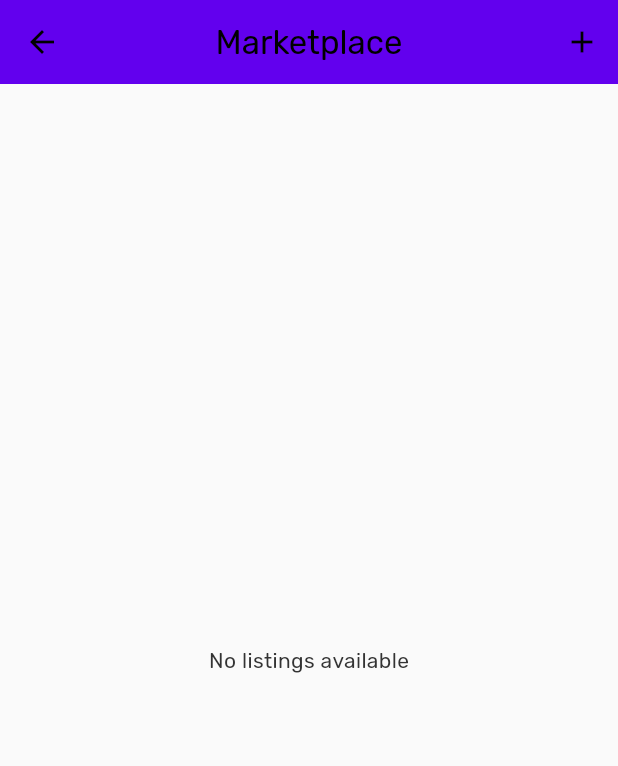
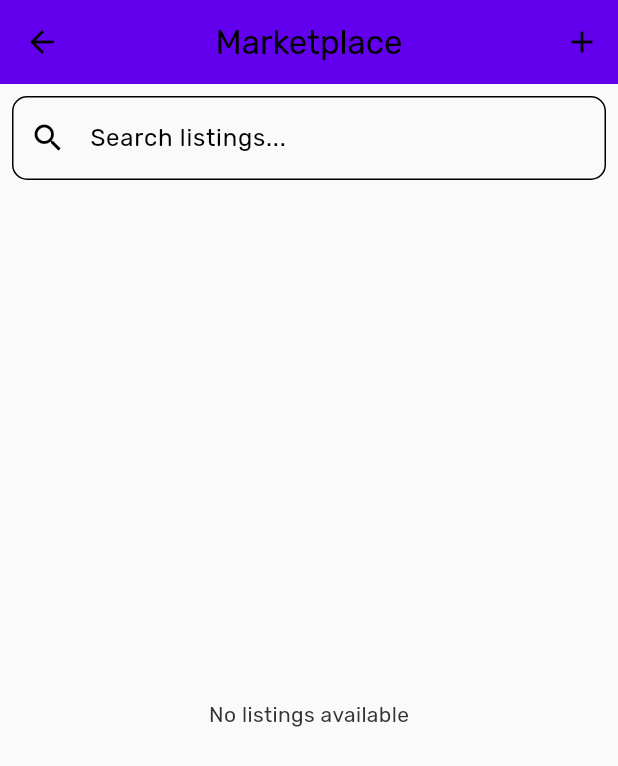
Before and after one commit to Charlla/townerv2, a Flutter app: the screen it shows once a user with an empty profile is signed in, after a tap on the "send" icon, after a tap on "Marketplace", on a phone screen of 412 x 824 dp. Shown: the top 766 px of the screen. Run offline on Flutter 3.47's test engine with Material 3 defaults, Android fonts, the light colour scheme and no system bars; our stand-ins replace cloud_firestore, firebase_auth, firebase_core, firebase_storage, flutter_tts, google_fonts and 2 more; accounts and stored records are empty; network calls fail.

Commit message:
working marketplace search

```diff
--- a/lib/screens/marketplace/marketplace_screen.dart
+++ b/lib/screens/marketplace/marketplace_screen.dart
@@ -2,6 +2,7 @@ import 'package:flutter/material.dart';
 import 'package:provider/provider.dart';
 import 'package:towner/providers/marketplace_provider.dart';
 import 'package:towner/models/listing_model.dart';
+import 'package:towner/services/ai_service.dart';
 
 class MarketplaceScreen extends StatefulWidget {
   @override
@@ -9,6 +10,9 @@ class MarketplaceScreen extends StatefulWidget {
 }
 
 class _MarketplaceScreenState extends State<MarketplaceScreen> {
+  final TextEditingController _searchController = TextEditingController();
+  final AIService _aiService = AIService();
+
   @override
   void initState() {
     super.initState();
@@ -27,15 +31,45 @@ class _MarketplaceScreenState extends State<MarketplaceScreen> {
           ),
         ],
       ),
-      body: Consumer<MarketplaceProvider>(
+      body: Column(
+        children: [
+          Padding(
+            padding: const EdgeInsets.all(8.0),
+            child: TextField(
+              controller: _searchController,
+              decoration: InputDecoration(
+                hintText: 'Search listings...',
+                prefixIcon: Icon(Icons.search),
+                border: OutlineInputBorder(
+                  borderRadius: BorderRadius.circular(10),
+                ),
+              ),
+              onChanged: (value) async {
+                final marketplaceProvider = context.read<MarketplaceProvider>();
+                if (value.isEmpty) {
+                  marketplaceProvider.setRankedListings([]);
+                } else {
+                  final rankedListings = await _aiService.rankListings(
+                    value,
+                    marketplaceProvider.listings,
+                  );
+                  marketplaceProvider.setRankedListings(rankedListings);
+                }
+              },
+            ),
+          ),
+          Expanded(
+            child: Consumer<MarketplaceProvider>(
               builder: (context, marketplaceProvider, child) {
-          if (marketplaceProvider.listings.isEmpty) {
+                final listings = marketplaceProvider.filteredListings;
+
+                if (listings.isEmpty) {
                   return Center(child: Text('No listings available'));
                 }
                 return ListView.builder(
-            itemCount: marketplaceProvider.listings.length,
+                  itemCount: listings.length,
                   itemBuilder: (context, index) {
-              final listing = marketplaceProvider.listings[index];
+                    final listing = listings[index];
                     return ListTile(
                       title: Text(listing.title),
                       subtitle: Text('${listing.description}\nPrice: \$${listing.price.toStringAsFixed(2)}'),
@@ -45,6 +79,9 @@ class _MarketplaceScreenState extends State<MarketplaceScreen> {
                   },
                 );
               },
+            ),
+          ),
+        ],
       ),
     );
   }
--- a/lib/services/ai_service.dart
+++ b/lib/services/ai_service.dart
@@ -1,5 +1,6 @@
 import 'package:google_generative_ai/google_generative_ai.dart';
 import 'dart:convert';
+import 'package:towner/models/listing_model.dart';
 
 class AIService {
   late GenerativeModel _model;
@@ -7,6 +8,17 @@ class AIService {
   AIService() {
     final apiKey = 'AIzaSyADvS5vgFziFBdNAFxAmU5xhuXG_PJNF8c'; // Replace with your actual API key
     _model = GenerativeModel(model: 'gemini-pro', apiKey: apiKey);
+  }
+
+  Future<String> generateResponse(String prompt) async {
+    try {
+      final content = [Content.text(prompt)];
+      final response = await _model.generateContent(content);
+      return response.text ?? 'No response generated.';
+    } catch (e) {
+      print('Error generating response: $e');
+      return 'An error occurred while generating a response.';
+    }
   }
 
   Future<Map<String, String>> enhanceListingDescription(String initialDescription) async {
@@ -31,7 +43,6 @@ class AIService {
       final response = await _model.generateContent(content);
       final jsonResponse = response.text;
 
-      // Parse the JSON response
       try {
         Map<String, dynamic> parsedResponse = json.decode(jsonResponse!);
         return {
@@ -56,4 +67,43 @@ class AIService {
       };
     }
   }
+
+  Future<List<ListingModel>> rankListings(String query, List<ListingModel> listings) async {
+    try {
+      final listingsJson = listings.map((l) => {
+        'id': l.id,
+        'title': l.title,
+        'description': l.description,
+        'price': l.price,
+      }).toList();
+
+      final prompt = '''
+        Given the following user query and list of products, rank the products based on their relevance to the query.
+        Return a JSON array of product IDs in order of relevance.
+
+        User query: $query
+
+        Products:
+        ${json.encode(listingsJson)}
+
+        Ranked product IDs:
+      ''';
+
+      final content = [Content.text(prompt)];
+      final response = await _model.generateContent(content);
+      final rankedIds = json.decode(response.text!) as List<dynamic>;
+
+      // Sort the listings based on the AI-generated ranking
+      final rankedListings = listings.where((l) => rankedIds.contains(l.id)).toList()
+        ..sort((a, b) => rankedIds.indexOf(a.id!).compareTo(rankedIds.indexOf(b.id!)));
+
+      // Add any listings that weren't ranked by the AI to the end of the list
+      rankedListings.addAll(listings.where((l) => !rankedIds.contains(l.id)));
+
+      return rankedListings;
+    } catch (e) {
+      print('Error ranking listings: $e');
+      return listings; // Return original list if ranking fails
+    }
+  }
 }
--- a/lib/widgets/chat_interface.dart
+++ b/lib/widgets/chat_interface.dart
@@ -4,6 +4,7 @@ import 'package:speech_to_text/speech_to_text.dart' as stt;
 import 'package:flutter_tts/flutter_tts.dart';
 import 'package:provider/provider.dart';
 import 'package:towner/providers/marketplace_provider.dart';
+import 'package:towner/services/ai_service.dart';
 
 class ChatInterface extends StatefulWidget {
   @override
@@ -14,7 +15,7 @@ class _ChatInterfaceState extends State<ChatInterface> {
   final TextEditingController _textController = TextEditingController();
   final List<Map<String, String>> _messages = [];
   final ScrollController _scrollController = ScrollController();
-  late GenerativeModel _model;
+  late AIService _aiService;
   late stt.SpeechToText _speech;
   late FlutterTts _flutterTts;
   bool _isListening = false;
@@ -22,14 +23,9 @@ class _ChatInterfaceState extends State<ChatInterface> {
   @override
   void initState() {
     super.initState();
-    _initializeAI();
+    _aiService = AIService();
     _initializeSpeech();
     _initializeTts();
-  }
-
-  void _initializeAI() {
-    final apiKey = 'YOUR_GEMINI_API_KEY'; // Replace with your actual API key
-    _model = GenerativeModel(model: 'gemini-pro', apiKey: apiKey);
   }
 
   void _initializeSpeech() {
@@ -48,16 +44,15 @@ class _ChatInterfaceState extends State<ChatInterface> {
     _scrollToBottom();
 
     if (_isMarketplaceCommand(text)) {
-      _handleMarketplaceCommand(text);
+      await _handleMarketplaceCommand(text);
     } else {
       try {
-        final content = [Content.text(text)];
-        final response = await _model.generateContent(content);
+        final response = await _aiService.generateResponse(text);
         setState(() {
-          _messages.add({'role': 'bot', 'content': response.text ?? 'No response'});
+          _messages.add({'role': 'bot', 'content': response});
         });
         _scrollToBottom();
-        _speakResponse(response.text ?? 'No response');
+        _speakResponse(response);
       } catch (e) {
         print('Error: $e');
         setState(() {
@@ -76,12 +71,16 @@ class _ChatInterfaceState extends State<ChatInterface> {
         lowercaseText.contains('product');
   }
 
-  void _handleMarketplaceCommand(String text) {
+  Future<void> _handleMarketplaceCommand(String text) async {
     final marketplaceProvider = Provider.of<MarketplaceProvider>(context, listen: false);
     if (text.toLowerCase().contains('sell') || text.toLowerCase().contains('create listing')) {
       marketplaceProvider.setCurrentListing(text);
       Navigator.pushNamed(context, '/create_listing');
     } else if (text.toLowerCase().contains('buy') || text.toLowerCase().contains('search')) {
+      await marketplaceProvider.fetchListings();
+      final listings = marketplaceProvider.listings;
+      final rankedListings = await _aiService.rankListings(text, listings);
+      marketplaceProvider.setRankedListings(rankedListings);
       Navigator.pushNamed(context, '/marketplace');
     } else {
       _speakResponse("I'm not sure what you want to do in the marketplace. You can say 'sell' to create a listing or 'buy' to browse listings.");
```
Also changed, not shown: lib/providers/marketplace_provider.dart (+19 -0 lines). Lines whose indentation alone changed are shown as unchanged.
